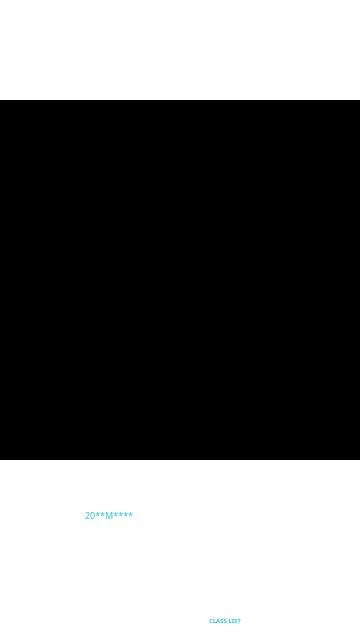
The window that lecturer_attendance_scanner.ui (IamLevin40/CC203-FinalProject) describes before a commit, drawn with Qt 5.
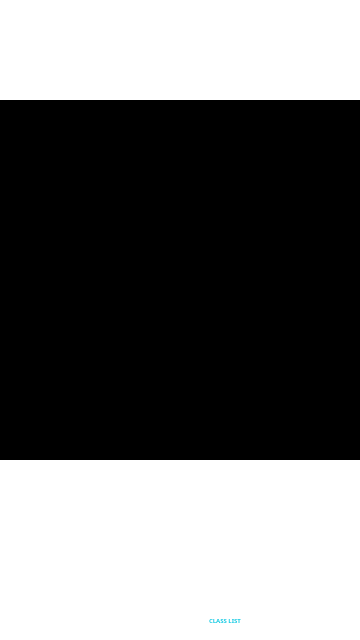
The same window after the commit. Icons and pictures are not drawn.

```diff
--- a/lecturer_attendance_scanner.ui
+++ b/lecturer_attendance_scanner.ui
@@ -92,9 +92,9 @@
     <widget class="QLabel" name="headerSubjectCodeLabel">
      <property name="geometry">
       <rect>
-       <x>25</x>
+       <x>55</x>
        <y>15</y>
-       <width>310</width>
+       <width>250</width>
        <height>30</height>
       </rect>
      </property>
@@ -128,7 +128,7 @@
      <property name="geometry">
       <rect>
        <x>25</x>
-       <y>45</y>
+       <y>40</y>
        <width>310</width>
        <height>15</height>
       </rect>
@@ -155,7 +155,7 @@
      <property name="geometry">
       <rect>
        <x>25</x>
-       <y>65</y>
+       <y>60</y>
        <width>310</width>
        <height>20</height>
       </rect>
@@ -376,7 +376,7 @@
       <x>0</x>
       <y>100</y>
       <width>360</width>
-      <height>430</height>
+      <height>440</height>
      </rect>
     </property>
     <property name="styleSheet">
@@ -483,11 +483,17 @@
      <property name="geometry">
       <rect>
        <x>25</x>
-       <y>370</y>
+       <y>375</y>
        <width>310</width>
        <height>60</height>
       </rect>
      </property>
+     <property name="sizePolicy">
+      <sizepolicy hsizetype="Preferred" vsizetype="Preferred">
+       <horstretch>0</horstretch>
+       <verstretch>0</verstretch>
+      </sizepolicy>
+     </property>
      <property name="title">
       <string/>
      </property>
@@ -536,9 +542,9 @@
       <property name="geometry">
        <rect>
         <x>60</x>
-        <y>8</y>
+        <y>12</y>
         <width>180</width>
-        <height>20</height>
+        <height>10</height>
        </rect>
       </property>
       <property name="styleSheet">
@@ -552,16 +558,16 @@
 }</string>
       </property>
       <property name="text">
-       <string>LN&lt;?&gt;, FN&lt;?&gt;</string>
+       <string/>
       </property>
      </widget>
      <widget class="QLabel" name="dataProgramLabel">
       <property name="geometry">
        <rect>
         <x>60</x>
-        <y>20</y>
+        <y>25</y>
         <width>180</width>
-        <height>20</height>
+        <height>10</height>
        </rect>
       </property>
       <property name="styleSheet">
@@ -575,16 +581,16 @@
 }</string>
       </property>
       <property name="text">
-       <string>C&lt;?&gt; - P&lt;?&gt; YS&lt;?&gt;</string>
+       <string/>
       </property>
      </widget>
      <widget class="QLabel" name="dataStudentIdLabel">
       <property name="geometry">
        <rect>
         <x>60</x>
-        <y>35</y>
-        <width>180</width>
-        <height>20</height>
+        <y>40</y>
+        <width>70</width>
+        <height>10</height>
        </rect>
       </property>
       <property name="styleSheet">
@@ -598,7 +604,7 @@
 }</string>
       </property>
       <property name="text">
-       <string>20**M****</string>
+       <string/>
       </property>
      </widget>
     </widget>
```
Left out of the diff: 65 changed lines with no effect on the pictures.
